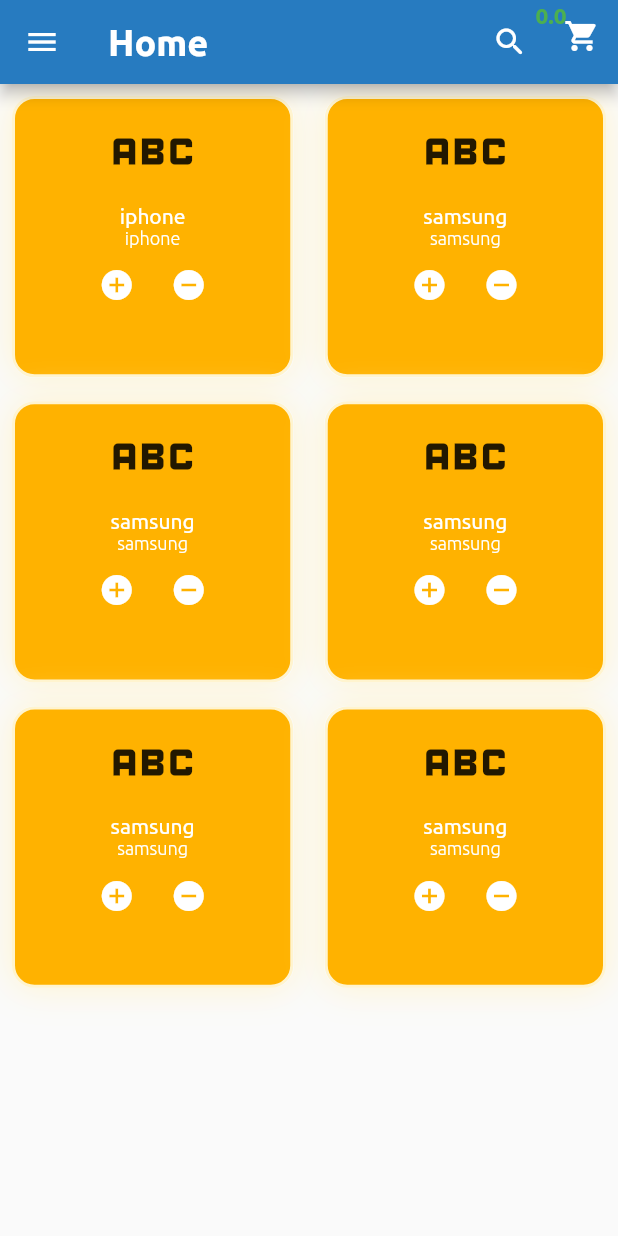
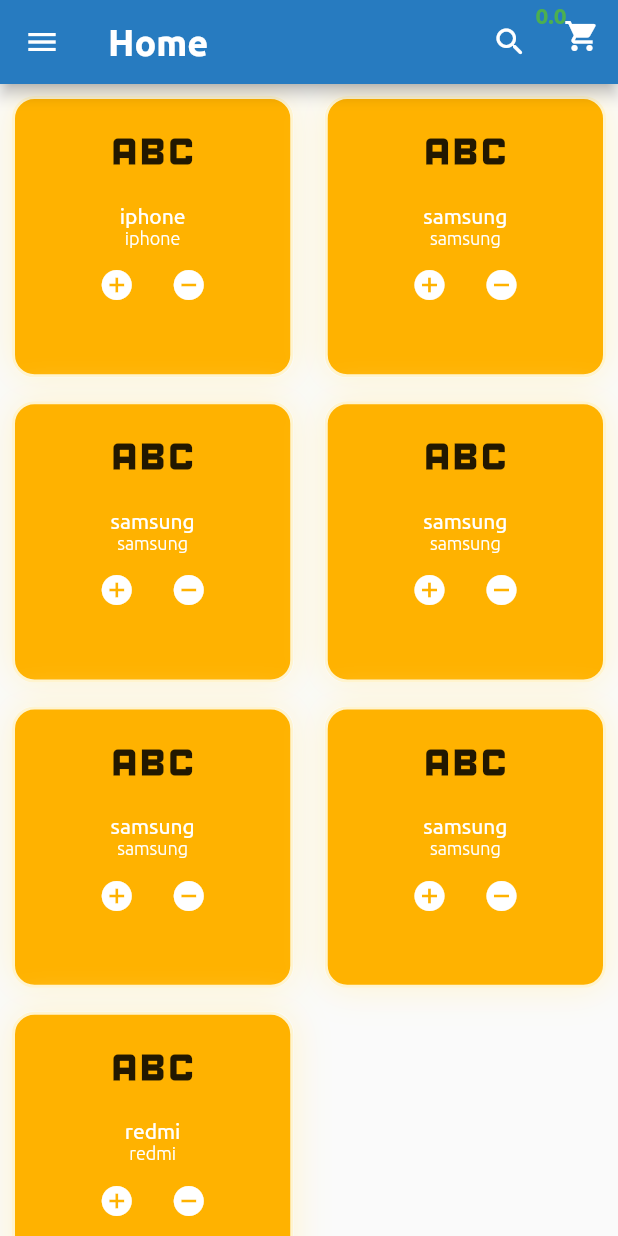
Before and after one commit to aymen-hacini/test_, a Flutter app: the screen it shows after launch, on a phone screen of 412 x 824 dp. Run offline on Flutter 3.47's test engine with Material 2 defaults, Android fonts, the phone set to English and light mode, and no system bars.

Commit message:
Update homepage.dart
this is the edit

```diff
--- a/lib/homepage/homepage.dart
+++ b/lib/homepage/homepage.dart
@@ -29,7 +29,8 @@ class _HomepageState extends State<Homepage> {
     {"title": "samsung", "desc": "s20", "price": 45.000},
     {"title": "samsung", "desc": "s20", "price": 15.000},
     {"title": "samsung", "desc": "s20", "price": 15.000},
-    {"title": "samsung", "desc": "s20", "price": 15.000}
+    {"title": "samsung", "desc": "s20", "price": 15.000},
+    {"title": "redmi", "desc" : "note10", "price" : 34.000}
   ];
   @override
   Widget build(BuildContext context) {
```
